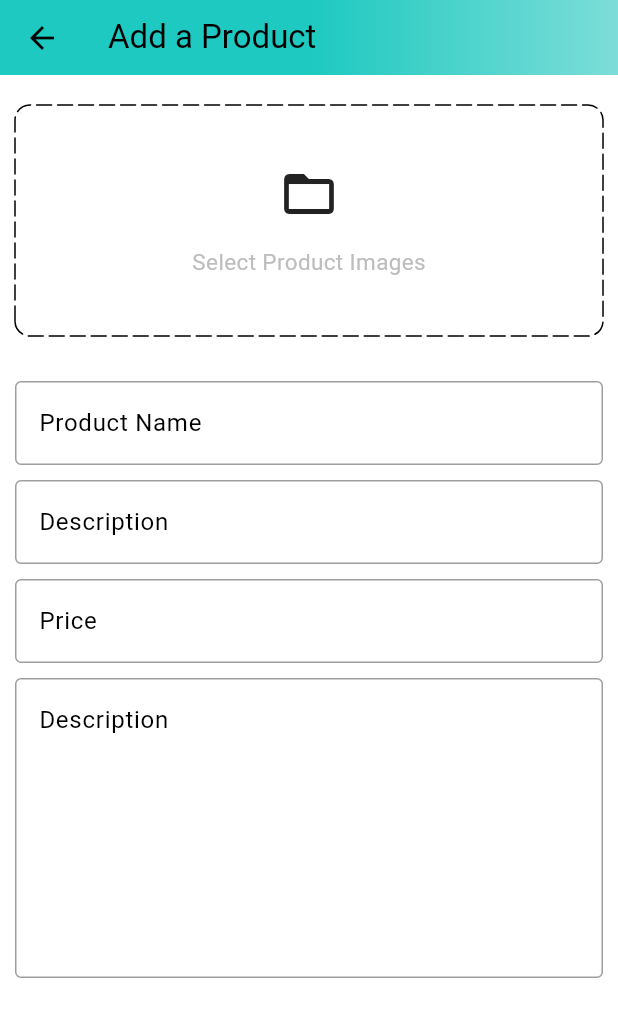
After one commit to anubhavyadav111/amazon_Flutter_clone, a Flutter app: the AdminScreen screen opened directly, after a tap on the "add" icon, on a phone screen of 412 x 824 dp. The commit adds this screen. Shown: the top 1017 px of the screen. Run offline on Flutter 3.47's test engine with Material 3 defaults, Android fonts, the phone set to English and light mode, and no system bars; drawn by our look-alikes of dotted_border; our stand-ins replace badges, carousel_slider, shared_preferences; accounts and stored records are empty.

Commit message:
Product-Post_Card

```diff
--- a/lib/common/widgets/custom_textfield.dart
+++ b/lib/common/widgets/custom_textfield.dart
@@ -3,8 +3,12 @@ import 'package:flutter/material.dart';
 class CustomTextField extends StatelessWidget {
   final TextEditingController controller;
   final String hinttext;
+  final int maxline;
   const CustomTextField(
-      {super.key, required this.controller, required this.hinttext});
+      {super.key,
+      required this.controller,
+      required this.hinttext,
+      this.maxline = 1});
 
   @override
   Widget build(BuildContext context) {
@@ -26,6 +30,7 @@ class CustomTextField extends StatelessWidget {
         }
         return null;
       },
+      maxLines: maxline,
     );
   }
 }
--- a/lib/constraint/global_variable.dart
+++ b/lib/constraint/global_variable.dart
@@ -3,7 +3,7 @@ import 'package:flutter/material.dart';
 // String uri = 'http://10.103.60.26:3000';
 //http://localhost:3000/api/signup
 
-String uri = 'http://192.168.0.35:3000';
+String uri = 'http://192.168.0.37:3000';
 
 class GlobalVariables {
   // COLORS
--- /dev/null
+++ b/lib/feature/Admin/screens/add_product_screen.dart
@@ -0,0 +1,98 @@
+import 'package:amazon_clone/common/widgets/custom_textfield.dart';
+import 'package:amazon_clone/constraint/global_variable.dart';
+import 'package:dotted_border/dotted_border.dart';
+import 'package:flutter/material.dart';
+
+class AddProductScreen extends StatefulWidget {
+  static const String routeName = '/add-product';
+  const AddProductScreen({super.key});
+
+  @override
+  State<AddProductScreen> createState() => _AddProductScreenState();
+}
+
+class _AddProductScreenState extends State<AddProductScreen> {
+  final TextEditingController productNameController = TextEditingController();
+  final TextEditingController descriptionController = TextEditingController();
+  final TextEditingController priceController = TextEditingController();
+  final TextEditingController quantityController = TextEditingController();
+
+  @override
+  void dispose() {
+    // TODO: implement dispose
+    productNameController.dispose();
+    descriptionController.dispose();
+    priceController.dispose();
+    quantityController.dispose();
+    super.dispose();
+  }
+
+  @override
+  Widget build(BuildContext context) {
+    return Scaffold(
+      appBar: PreferredSize(
+        preferredSize: const Size.fromHeight(50),
+        child: AppBar(
+          flexibleSpace: Container(
+            decoration: BoxDecoration(gradient: GlobalVariables.appBarGradient),
+          ),
+          title: Text(
+            "Add a Product",
+            style: TextStyle(color: Colors.black),
+          ),
+        ),
+      ),
+      body: SingleChildScrollView(
+        child: Form(
+            child: Padding(
+          padding: EdgeInsets.symmetric(horizontal: 10),
+          child: Column(
+            children: [
+              const SizedBox(
+                height: 20,
+              ),
+              DottedBorder(
+                borderType: BorderType.RRect,
+                radius: Radius.circular(10),
+                dashPattern: const [10, 4],
+                strokeCap: StrokeCap.round,
+                child: Container(
+                  width: double.infinity,
+                  height: 150,
+                  decoration:
+                      BoxDecoration(borderRadius: BorderRadius.circular(10)),
+                  child: Column(
+                    mainAxisAlignment: MainAxisAlignment.center,
+                    children: [
+                      const Icon(Icons.folder_open, size: 40),
+                      const SizedBox(height: 15),
+                      Text(
+                        "Select Product Images",
+                        style: TextStyle(
+                            fontSize: 15, color: Colors.grey.shade400),
+                      ),
+                    ],
+                  ),
+                ),
+              ),
+              SizedBox(height: 30),
+              CustomTextField(
+                  controller: productNameController, hinttext: 'Product Name'),
+              const SizedBox(height: 10),
+              CustomTextField(
+                  controller: descriptionController, hinttext: 'Description'),
+              const SizedBox(height: 10),
+              CustomTextField(controller: priceController, hinttext: 'Price'),
+              const SizedBox(height: 10),
+              CustomTextField(
+                controller: descriptionController,
+                hinttext: 'Description',
+                maxline: 7,
+              ),
+            ],
+          ),
+        )),
+      ),
+    );
+  }
+}
--- /dev/null
+++ b/lib/feature/Admin/screens/admin_screen.dart
@@ -0,0 +1,123 @@
+import 'package:amazon_clone/constraint/global_variable.dart';
+import 'package:amazon_clone/feature/Admin/screens/post_screen.dart';
+import 'package:flutter/material.dart';
+
+class AdminScreen extends StatefulWidget {
+  const AdminScreen({super.key});
+
+  @override
+  State<AdminScreen> createState() => _AdminScreenState();
+}
+
+class _AdminScreenState extends State<AdminScreen> {
+  int _page = 0;
+  double bottomBarWidth = 42;
+  double bottomBarBorderWidth = 5;
+
+  List<Widget> pages = [
+    PostScreen(),
+    const Center(
+      child: Text("Analstics"),
+    ),
+    const Center(
+      child: Text('Post Card'),
+    ),
+  ];
+  void updatePage(int page) {
+    setState(() {
+      _page = page;
+    });
+  }
+
+  @override
+  Widget build(BuildContext context) {
+    return Scaffold(
+      appBar: PreferredSize(
+        preferredSize: const Size.fromHeight(50),
+        child: AppBar(
+          flexibleSpace: Container(
+            decoration: BoxDecoration(gradient: GlobalVariables.appBarGradient),
+          ),
+          title: Row(
+            mainAxisAlignment: MainAxisAlignment.spaceBetween,
+            children: [
+              Container(
+                alignment: Alignment.topCenter,
+                child: Image.asset(
+                  'assets/images/amazon_in.png',
+                  width: 120,
+                  height: 45,
+                  color: Colors.black,
+                ),
+              ),
+              Container(
+                  padding: const EdgeInsets.only(left: 15, right: 15),
+                  child: Text(
+                    'Admin',
+                    style: TextStyle(
+                        fontWeight: FontWeight.bold, color: Colors.black),
+                  )),
+            ],
+          ),
+        ),
+      ),
+      body: pages[_page],
+      bottomNavigationBar: BottomNavigationBar(
+        currentIndex: _page,
+        selectedItemColor: GlobalVariables.selectedNavBarColor,
+        unselectedItemColor: GlobalVariables.unselectedNavBarColor,
+        backgroundColor: GlobalVariables.backgroundColor,
+        iconSize: 28,
+        onTap: updatePage,
+        items: [
+          BottomNavigationBarItem(
+            icon: Container(
+              width: bottomBarWidth,
+              decoration: BoxDecoration(
+                  border: Border(
+                top: BorderSide(
+                    color: _page == 0
+                        ? GlobalVariables.selectedNavBarColor
+                        : GlobalVariables.backgroundColor,
+                    width: bottomBarBorderWidth),
+              )),
+              child: const Icon(Icons.home_max_outlined),
+            ),
+            label: '',
+          ), // account
+          BottomNavigationBarItem(
+            icon: Container(
+              width: bottomBarWidth,
+              decoration: BoxDecoration(
+                  border: Border(
+                top: BorderSide(
+                    color: _page == 1
+                        ? GlobalVariables.selectedNavBarColor
+                        : GlobalVariables.backgroundColor,
+                    width: bottomBarBorderWidth),
+              )),
+              child: const Icon(Icons.analytics_outlined),
+            ),
+            label: '',
+          ),
+          //cart
+          BottomNavigationBarItem(
+            icon: Container(
+              width: bottomBarWidth,
+              decoration: BoxDecoration(
+                  border: Border(
+                top: BorderSide(
+                    color: _page == 1
+                        ? GlobalVariables.selectedNavBarColor
+                        : GlobalVariables.backgroundColor,
+                    width: bottomBarBorderWidth),
+              )),
+              child: const Icon(Icons.post_add_outlined),
+            ),
+            label: '',
+          ),
+        ],
+      ),
+    );
+  }
+}
--- /dev/null
+++ b/lib/feature/Admin/screens/post_screen.dart
@@ -0,0 +1,30 @@
+import 'package:amazon_clone/feature/Admin/screens/add_product_screen.dart';
+import 'package:flutter/material.dart';
+
+class PostScreen extends StatefulWidget {
+  const PostScreen({super.key});
+
+  @override
+  State<PostScreen> createState() => _PostScreenState();
+}
+
+class _PostScreenState extends State<PostScreen> {
+  void navigateToAddProduct() {
+    Navigator.pushNamed(context, AddProductScreen.routeName);
+  }
+
+  @override
+  Widget build(BuildContext context) {
+    return Scaffold(
+      body: Center(child: Text('Products')),
+      floatingActionButton: FloatingActionButton(
+        onPressed: () {
+          navigateToAddProduct();
+        },
+        tooltip: 'Add a Product',
+        child: Icon(Icons.add),
+      ),
+      floatingActionButtonLocation: FloatingActionButtonLocation.centerFloat,
+    );
+  }
+}
--- a/lib/feature/home/home_screen.dart
+++ b/lib/feature/home/home_screen.dart
@@ -1,5 +1,5 @@
 import 'package:amazon_clone/constraint/global_variable.dart';
-import 'package:amazon_clone/feature/account/carousel_image.dart';
+import 'package:amazon_clone/feature/account/widgets/carousel_image.dart';
 import 'package:amazon_clone/feature/home/widgets/address_box.dart';
 import 'package:amazon_clone/feature/home/widgets/deal_of_day.dart';
 import 'package:amazon_clone/feature/home/widgets/top_categories.dart';
--- a/lib/main.dart
+++ b/lib/main.dart
@@ -1,5 +1,6 @@
 import 'package:amazon_clone/common/widgets/bottom_bar.dart';
 import 'package:amazon_clone/constraint/global_variable.dart';
+import 'package:amazon_clone/feature/Admin/screens/admin_screen.dart';
 import 'package:amazon_clone/feature/auth/screens/auth_screen.dart';
 import 'package:amazon_clone/provider/user_provider.dart';
 import 'package:amazon_clone/router.dart';
@@ -44,8 +45,12 @@ class _MyAppState extends State<MyApp> {
               ))),
       onGenerateRoute: (settings) => generateRoute(settings),
       home: Provider.of<UserProvider>(context).user.token.isNotEmpty
-          ? const BottomBar()
-          : const AuthScreen(),
+          ?Provider.of<UserProvider>(context).user.type == 'user'
+
+            ? const BottomBar()
+            : const AdminScreen()
+
+        :const AuthScreen(),
     );
   }
 }
--- a/lib/router.dart
+++ b/lib/router.dart
@@ -1,4 +1,5 @@
 import 'package:amazon_clone/common/widgets/bottom_bar.dart';
+import 'package:amazon_clone/feature/Admin/screens/add_product_screen.dart';
 import 'package:amazon_clone/feature/auth/screens/auth_screen.dart';
 import 'package:amazon_clone/feature/home/home_screen.dart';
 import 'package:flutter/material.dart';
@@ -20,6 +21,11 @@ Route<dynamic> generateRoute(RouteSettings routeSettings) {
         settings: routeSettings,
         builder: (_) => const BottomBar(),
       );
+      case AddProductScreen.routeName:
+      return MaterialPageRoute(
+        settings: routeSettings,
+        builder: (_) => const AddProductScreen(),
+      );
     default:
       return MaterialPageRoute(
         settings: routeSettings,
--- a/pubspec.yaml
+++ b/pubspec.yaml
@@ -31,6 +31,7 @@ dependencies:
   badges: ^3.1.2
   carousel_slider: ^4.2.1
   cupertino_icons: ^1.0.2
+  dotted_border: ^2.0.0+3
   flutter:
     sdk: flutter
   http: 1.1.0
```
Also changed, not shown: lib/feature/account/widgets/carousel_image.dart (renamed from lib/feature/account/carousel_image.dart), pubspec.lock.
